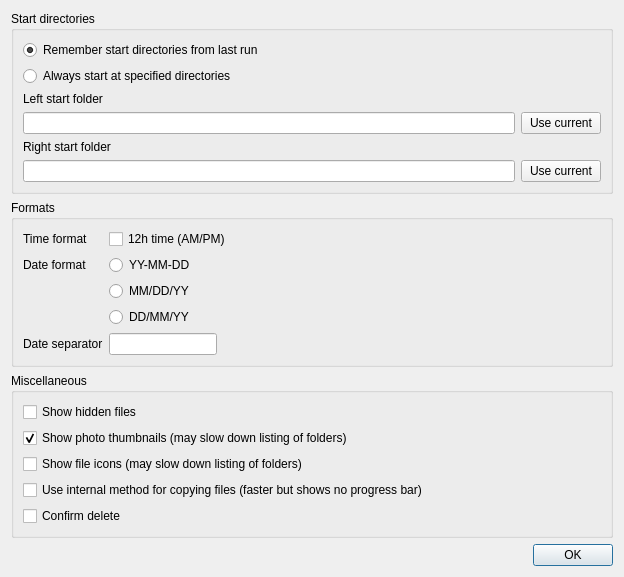
Above: src/config.ui from suncore/dflynav before the change. Below: the same form after it.
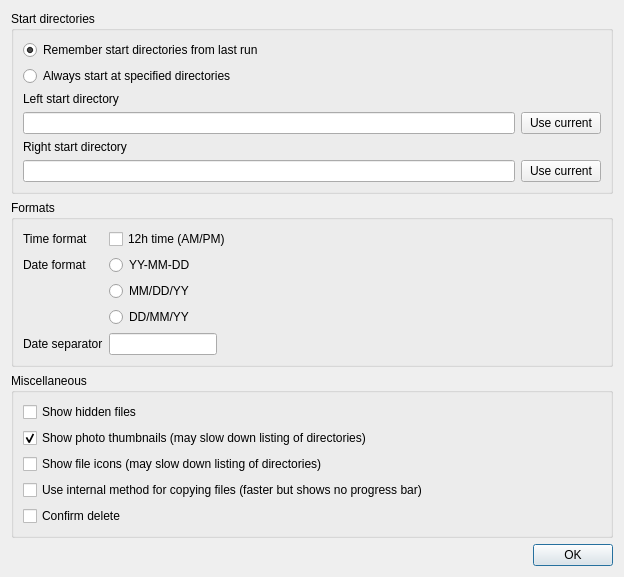
That is the form after the change.

Diff of the .ui file:
```diff
--- a/src/config.ui
+++ b/src/config.ui
@@ -43,7 +43,7 @@
       <item row="1" column="0">
        <widget class="QCheckBox" name="showThumbs">
         <property name="text">
-         <string>Show photo thumbnails (may slow down listing of folders)</string>
+         <string>Show photo thumbnails (may slow down listing of directories)</string>
         </property>
         <property name="checked">
          <bool>true</bool>
@@ -56,7 +56,7 @@
       <item row="2" column="0">
        <widget class="QCheckBox" name="showIcons">
         <property name="text">
-         <string>Show file icons (may slow down listing of folders)</string>
+         <string>Show file icons (may slow down listing of directories)</string>
         </property>
        </widget>
       </item>
@@ -96,7 +96,7 @@
       <item row="3" column="0">
        <widget class="QLabel" name="label">
         <property name="text">
-         <string>Left start folder</string>
+         <string>Left start directory</string>
         </property>
        </widget>
       </item>
@@ -106,7 +106,7 @@
       <item row="5" column="0">
        <widget class="QLabel" name="label_2">
         <property name="text">
-         <string>Right start folder</string>
+         <string>Right start directory</string>
         </property>
        </widget>
       </item>
```
